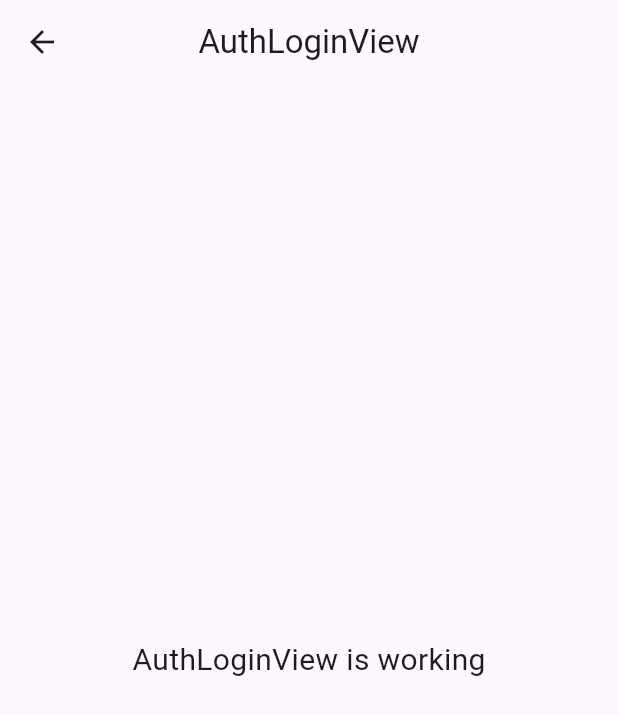
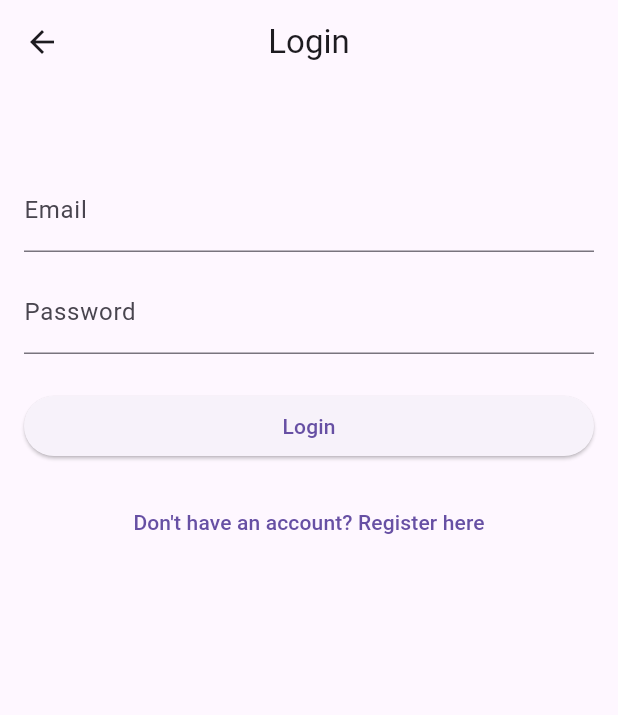
Before and after one commit to asda1-max/OldLikeNew, a Flutter app: the AuthLoginView screen opened by its route, on a phone screen of 412 x 824 dp. Shown: the top 715 px of the screen. Run offline on Flutter 3.47's test engine with Material 3 defaults, Android fonts, the light colour scheme and no system bars; our stand-ins replace flutter_dotenv, get.

Commit message:
login register mobile backend commit

```diff
--- a/mobile/lib/app/modules/auth/login/bindings/auth_login_binding.dart
+++ b/mobile/lib/app/modules/auth/login/bindings/auth_login_binding.dart
@@ -1,12 +1,14 @@
 import 'package:get/get.dart';
 
 import '../controllers/auth_login_controller.dart';
+import '../services/auth_login_service.dart';
 
 class AuthLoginBinding extends Bindings {
   @override
   void dependencies() {
+    Get.lazyPut<AuthLoginService>(() => AuthLoginService());
     Get.lazyPut<AuthLoginController>(
-      () => AuthLoginController(),
+      () => AuthLoginController(service: Get.find<AuthLoginService>()),
     );
   }
 }
--- a/mobile/lib/app/modules/auth/login/controllers/auth_login_controller.dart
+++ b/mobile/lib/app/modules/auth/login/controllers/auth_login_controller.dart
@@ -1,23 +1,52 @@
+import 'package:flutter/material.dart';
 import 'package:get/get.dart';
 
+import '../services/auth_login_service.dart';
+import '../../../../routes/app_pages.dart';
+
 class AuthLoginController extends GetxController {
-  //TODO: Implement AuthLoginController
+  final AuthLoginService service;
 
-  final count = 0.obs;
-  @override
-  void onInit() {
-    super.onInit();
-  }
+  AuthLoginController({required this.service});
 
-  @override
-  void onReady() {
-    super.onReady();
-  }
+  final emailController = TextEditingController();
+  final passwordController = TextEditingController();
+
+  final isLoading = false.obs;
 
   @override
   void onClose() {
+    emailController.dispose();
+    passwordController.dispose();
     super.onClose();
   }
 
-  void increment() => count.value++;
+  Future<void> login() async {
+    final email = emailController.text.trim();
+    final password = passwordController.text;
+
+    if (email.isEmpty || password.isEmpty) {
+      Get.snackbar('Error', 'Please fill all fields');
+      return;
+    }
+
+    isLoading.value = true;
+    try {
+      final response = await service.login(email, password);
+      final token = response['access_token'];
+
+      Get.snackbar('Success', 'Login successful');
+
+      // Navigate to Home view after successful login
+      Get.offAllNamed(Routes.HOME);
+    } catch (e) {
+      Get.snackbar('Login failed', e.toString().replaceAll('Exception: ', ''));
+    } finally {
+      isLoading.value = false;
+    }
+  }
+
+  void goToRegister() {
+    Get.toNamed(Routes.AUTH_REGISTER);
+  }
 }
--- /dev/null
+++ b/mobile/lib/app/modules/auth/login/services/auth_login_service.dart
@@ -0,0 +1,34 @@
+import 'dart:convert';
+import 'package:http/http.dart' as http;
+import 'package:flutter_dotenv/flutter_dotenv.dart';
+
+class AuthLoginService {
+  final String baseUrl;
+
+  AuthLoginService()
+    : baseUrl = dotenv.env['BACKEND_BASE_URL'] ?? 'http://127.0.0.1:8000';
+
+  Future<Map<String, dynamic>> login(String email, String password) async {
+    final url = Uri.parse('$baseUrl/auth/login');
+
+    // FastAPI's OAuth2PasswordRequestForm expects x-www-form-urlencoded
+    final response = await http.post(
+      url,
+      headers: {'Content-Type': 'application/x-www-form-urlencoded'},
+      body: {'username': email, 'password': password},
+    );
+
+    if (response.statusCode == 200) {
+      return jsonDecode(response.body) as Map<String, dynamic>;
+    } else {
+      String message = 'Login failed';
+      try {
+        final Map<String, dynamic> data = jsonDecode(response.body);
+        if (data.containsKey('detail')) {
+          message = data['detail'];
+        }
+      } catch (_) {}
+      throw Exception(message);
+    }
+  }
+}
--- a/mobile/lib/app/modules/auth/login/views/auth_login_view.dart
+++ b/mobile/lib/app/modules/auth/login/views/auth_login_view.dart
@@ -9,14 +9,47 @@
   @override
   Widget build(BuildContext context) {
     return Scaffold(
-      appBar: AppBar(
-        title: const Text('AuthLoginView'),
-        centerTitle: true,
-      ),
-      body: const Center(
-        child: Text(
-          'AuthLoginView is working',
-          style: TextStyle(fontSize: 20),
+      appBar: AppBar(title: const Text('Login'), centerTitle: true),
+      body: Padding(
+        padding: const EdgeInsets.all(16.0),
+        child: SingleChildScrollView(
+          child: Column(
+            crossAxisAlignment: CrossAxisAlignment.stretch,
+            children: [
+              const SizedBox(height: 40),
+              TextFormField(
+                controller: controller.emailController,
+                decoration: const InputDecoration(labelText: 'Email'),
+                keyboardType: TextInputType.emailAddress,
+              ),
+              const SizedBox(height: 12),
+              TextFormField(
+                controller: controller.passwordController,
+                decoration: const InputDecoration(labelText: 'Password'),
+                obscureText: true,
+              ),
+              const SizedBox(height: 24),
+              Obx(() {
+                return ElevatedButton(
+                  onPressed: controller.isLoading.value
+                      ? null
+                      : controller.login,
+                  child: controller.isLoading.value
+                      ? const SizedBox(
+                          width: 20,
+                          height: 20,
+                          child: CircularProgressIndicator(strokeWidth: 2),
+                        )
+                      : const Text('Login'),
+                );
+              }),
+              const SizedBox(height: 16),
+              TextButton(
+                onPressed: controller.goToRegister,
+                child: const Text('Don\'t have an account? Register here'),
+              ),
+            ],
+          ),
         ),
       ),
     );
--- a/mobile/lib/app/modules/auth/register/controllers/auth_register_controller.dart
+++ b/mobile/lib/app/modules/auth/register/controllers/auth_register_controller.dart
@@ -1,5 +1,6 @@
 import 'package:flutter/material.dart';
 import 'package:get/get.dart';
+import 'package:old_like_new/app/routes/app_pages.dart';
 
 import '../services/auth_register_service.dart';
 
@@ -55,9 +56,14 @@
       await service.register(payload);
       Get.snackbar('Success', 'Registration successful');
     } catch (e) {
+      print("error $e");
       Get.snackbar('Registration failed', e.toString());
     } finally {
       isLoading.value = false;
     }
   }
+
+  void goToLogin() {
+    Get.toNamed(Routes.AUTH_LOGIN);
+  }
 }
--- a/mobile/lib/app/modules/auth/register/services/auth_register_service.dart
+++ b/mobile/lib/app/modules/auth/register/services/auth_register_service.dart
@@ -20,6 +20,7 @@
     } else {
       // Try to extract detail if backend sends JSON
       String message = 'Registration failed';
+      print("Error: ${response.statusCode}: ${response.body}");
       try {
         final Map<String, dynamic> data = jsonDecode(response.body);
         if (data.containsKey('detail')) {
--- a/mobile/lib/app/modules/auth/register/views/auth_register_view.dart
+++ b/mobile/lib/app/modules/auth/register/views/auth_register_view.dart
@@ -62,6 +62,11 @@
                       : const Text('Register'),
                 );
               }),
+              const SizedBox(height: 16),
+              TextButton(
+                onPressed: controller.goToLogin,
+                child: const Text('Already have an account? Login here'),
+              ),
             ],
           ),
         ),
```
